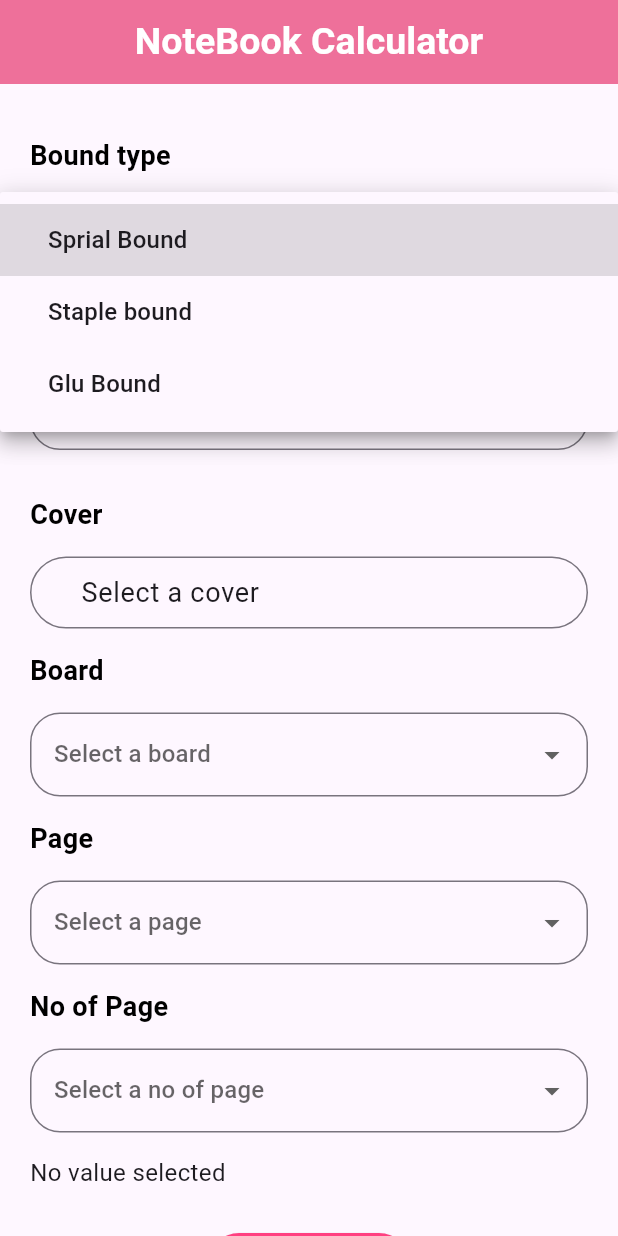
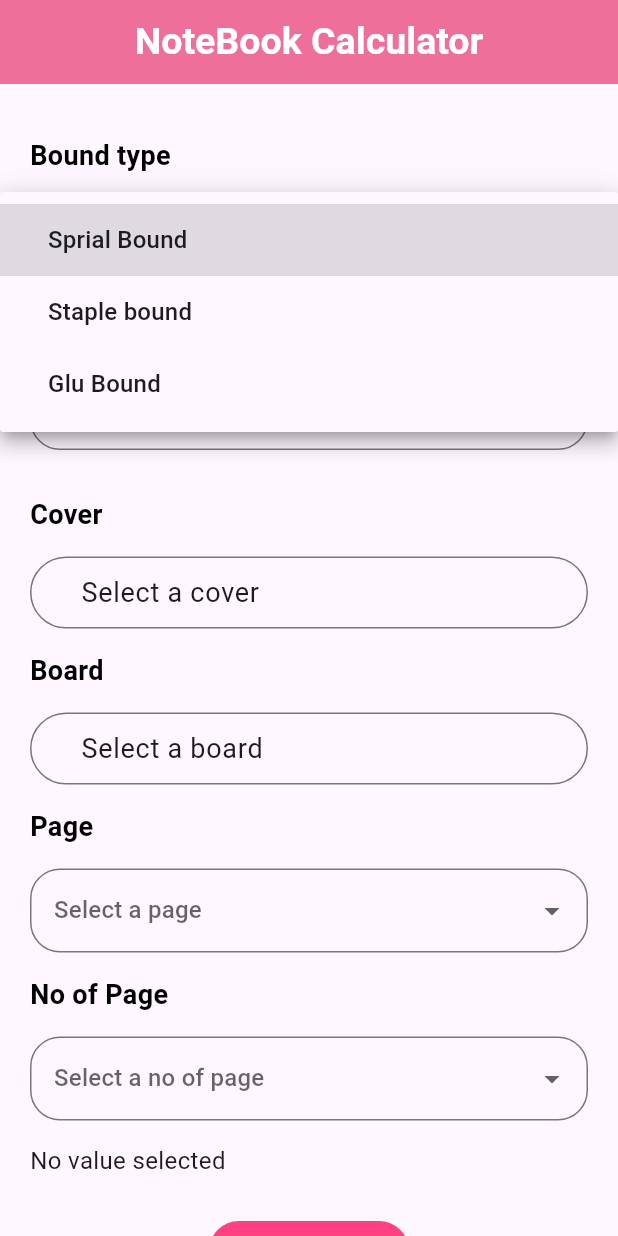
Before and after one commit to sujeet7838/shoping_margin_calculater, a Flutter app: the screen it shows after launch, after a tap on "Select Bound Type", on a phone screen of 412 x 824 dp. Run offline on Flutter 3.47's test engine with Material 3 defaults, Android fonts, the phone set to English and light mode, and no system bars.

Commit message:
implement cover logic and board logic

```diff
--- a/lib/model/model.dart
+++ b/lib/model/model.dart
@@ -1,13 +1,21 @@
 class ModelPage {
   final int id;
   final String name;
+  final String size;
   final String value;
 
-  ModelPage({required this.id, required this.name, required this.value});
+  ModelPage({
+    required this.id,
+    required this.name,
+    required this.size,
+    required this.value,
+  });
   factory ModelPage.fromJson(Map<String, dynamic> json) {
     return ModelPage(
       id: json['id'],
       name: json['name'],
-      value: json['value']);
+      size: json['size'],
+      value: json['value'],
+    );
   }
 }
--- /dev/null
+++ b/lib/repositeries/calculator_repo.dart
@@ -0,0 +1,69 @@
+import 'dart:convert';
+
+import 'package:calculater/model/boundtype.dart';
+import 'package:calculater/model/coverBoard.dart';
+import 'package:calculater/model/coverModel.dart';
+import 'package:calculater/model/model.dart';
+import 'package:calculater/model/noOfPage.dart';
+import 'package:calculater/model/pageTypeModel.dart';
+import 'package:flutter/services.dart';
+
+class CalculatorRepository {
+  // Load JSON data from assets assets/boundtype.json
+  Future<List<Boundtype>> boundtyperomAsset() async {
+    final String jsonString = await rootBundle.loadString(
+      'assets/boundtype.json',
+    );
+    final List<dynamic> jsonResponse = json.decode(jsonString);
+    return jsonResponse.map((item) => Boundtype.fromJson(item)).toList();
+  }
+
+  // Load JSON data from assets assets/model.json
+  Future<List<ModelPage>> modelstapleboundFromAsset() async {
+    final String jsonString = await rootBundle.loadString(
+      'assets/model_staplebound.json',
+    );
+    final List<dynamic> jsonResponse = json.decode(jsonString);
+    return jsonResponse.map((item) => ModelPage.fromJson(item)).toList();
+  }
+
+  // Load JSON data from assets assets/model2.json
+  Future<List<ModelPage>> modelspiralboundFromAsset() async {
+    final String jsonString = await rootBundle.loadString(
+      'assets/model_sprialbound.json',
+    );
+    final List<dynamic> jsonResponse = json.decode(jsonString);
+    return jsonResponse.map((item) => ModelPage.fromJson(item)).toList();
+  }
+
+  //Load JSON data from assets assets/CoverType.json
+  Future<List<CoverModel>> loadCoverAsset() async {
+    final String jsonString = await rootBundle.loadString('assets/cover.json');
+    final List<dynamic> jsonResponse = json.decode(jsonString);
+    return jsonResponse.map((item) => CoverModel.fromJson(item)).toList();
+  }
+
+  // // Load JSON data from assets assets/CoverBoard.json
+  Future<List<CoverBoard>> boardCoverTypeAsset() async {
+    final String jsonString = await rootBundle.loadString('assets/board.json');
+    final List<dynamic> jsonResponse = json.decode(jsonString);
+    return jsonResponse.map((item) => CoverBoard.fromJson(item)).toList();
+  }
+
+
+
+  // // Load JSON data from assets assets/page.json
+  Future<List<PageType>> pageMTypeAsset() async {
+    final String jsonString = await rootBundle.loadString('assets/page.json');
+    final List<dynamic> jsonResponse = json.decode(jsonString);
+    return jsonResponse.map((item) => PageType.fromJson(item)).toList();
+  }
+
+
+  // // Load JSON data from assets assets/noPage.json
+  Future<List<NoOfPageModel>> loadNoofPageAsset() async {
+    final String jsonString = await rootBundle.loadString('assets/noPage.json');
+    final List<dynamic> jsonResponse = json.decode(jsonString);
+    return jsonResponse.map((item) => NoOfPageModel.fromJson(item)).toList();
+  }
+}
--- a/lib/screens/homeScreen.dart
+++ b/lib/screens/homeScreen.dart
@@ -2,13 +2,12 @@ import 'dart:convert' show json;
 import 'package:calculater/model/boundtype.dart';
 import 'package:calculater/model/coverBoard.dart';
 import 'package:calculater/model/coverModel.dart';
-import 'package:calculater/model/coverquality.dart';
 import 'package:calculater/model/model.dart';
 import 'package:calculater/model/noOfPage.dart';
 import 'package:calculater/model/pageTypeModel.dart';
-import 'package:calculater/model/pagethikness.dart';
+import 'package:calculater/repositeries/calculator_repo.dart';
+import 'package:calculater/utils/SnackbarUtils.dart';
 import 'package:flutter/material.dart';
-import 'package:flutter/services.dart';
 
 class HomeScreen extends StatefulWidget {
   const HomeScreen({super.key});
@@ -19,6 +18,7 @@ class HomeScreen extends StatefulWidget {
 
 class _HomeScreenState extends State<HomeScreen> {
   String coverColor = 'Select a cover';
+  String boardType = 'Select a board';
 
   /// Lists
   List<Boundtype> boundTypePage = [];
@@ -26,25 +26,16 @@ class _HomeScreenState extends State<HomeScreen> {
   List<ModelPage> stapleList = [];
   List<ModelPage> filteredBrands = [];
   List<CoverModel> coverList = [];
+  List<CoverBoard> coverBoard = [];
+  List<PageType> pageM = [];
+  List<NoOfPageModel> noOfPage = [];
 
   /// Selected items
   Boundtype? selectedboundTypePage;
   ModelPage? selectedModelPage;
   CoverModel? selectedCover;
-
-  List<CoverBoard> coverBoard = [];
   CoverBoard? selectedBoard;
-
-  List<CoverQuality> coverquality = [];
-  CoverQuality? selectedquality;
-
-  List<PageType> pageM = [];
   PageType? selectedPageM;
-
-  List<PageThikness> pagethikness = [];
-  PageThikness? selectedPagethikness;
-
-  List<NoOfPageModel> noOfPage = [];
   NoOfPageModel? selectedNoOfPage;
 
   List<CoverModel> coverType = [];
@@ -52,152 +43,20 @@ class _HomeScreenState extends State<HomeScreen> {
 
   /// LOAD JSON FROM ASSETS /// ---------------------
   Future<void> loadAllJsonData() async {
-    boundTypePage = await boundtyperomAsset();
-    spiralList = await modelspiralboundFromAsset();
-    stapleList = await modelstapleboundFromAsset();
-    coverList = await loadCoverAsset();
-
+    boundTypePage = await CalculatorRepository().boundtyperomAsset();
+    spiralList = await CalculatorRepository().modelspiralboundFromAsset();
+    stapleList = await CalculatorRepository().modelstapleboundFromAsset();
+    coverList = await CalculatorRepository().loadCoverAsset();
+    coverBoard = await CalculatorRepository().boardCoverTypeAsset();
+    pageM = await CalculatorRepository().pageMTypeAsset();
+    noOfPage = await CalculatorRepository().loadNoofPageAsset();
     setState(() {});
   }
 
-  // Load JSON data from assets assets/boundtype.json
-  Future<List<Boundtype>> boundtyperomAsset() async {
-    final String jsonString = await rootBundle.loadString(
-      'assets/boundtype.json',
-    );
-    final List<dynamic> jsonResponse = json.decode(jsonString);
-    return jsonResponse.map((item) => Boundtype.fromJson(item)).toList();
-  }
-
-  // Load JSON data from assets assets/model.json
-  Future<List<ModelPage>> modelstapleboundFromAsset() async {
-    final String jsonString = await rootBundle.loadString(
-      'assets/model_staplebound.json',
-    );
-    final List<dynamic> jsonResponse = json.decode(jsonString);
-    return jsonResponse.map((item) => ModelPage.fromJson(item)).toList();
-  }
-
-  // Load JSON data from assets assets/model2.json
-  Future<List<ModelPage>> modelspiralboundFromAsset() async {
-    final String jsonString = await rootBundle.loadString(
-      'assets/model_sprialbound.json',
-    );
-    final List<dynamic> jsonResponse = json.decode(jsonString);
-    return jsonResponse.map((item) => ModelPage.fromJson(item)).toList();
-  }
-
-  // Load JSON data from assets assets/CoverType.json
-  Future<List<CoverModel>> loadCoverAsset() async {
-    final String jsonString = await rootBundle.loadString('assets/cover.json');
-    final List<dynamic> jsonResponse = json.decode(jsonString);
-    return jsonResponse.map((item) => CoverModel.fromJson(item)).toList();
-  }
-
-  // Load JSON data from assets assets/CoverBoard.json
-  Future<List<CoverBoard>> boardCoverTypeAsset() async {
-    final String jsonString = await rootBundle.loadString('assets/board.json');
-    final List<dynamic> jsonResponse = json.decode(jsonString);
-    return jsonResponse.map((item) => CoverBoard.fromJson(item)).toList();
-  }
-
-  // Load JSON data from assets assets/CoverQuality.json
-  Future<List<CoverQuality>> qualityCoverTypeAsset() async {
-    final String jsonString = await rootBundle.loadString(
-      'assets/coverquality.json',
-    );
-    final List<dynamic> jsonResponse = json.decode(jsonString);
-    return jsonResponse.map((item) => CoverQuality.fromJson(item)).toList();
-  }
-
-  // Load JSON data from assets assets/page.json
-  Future<List<PageType>> pageMTypeAsset() async {
-    final String jsonString = await rootBundle.loadString('assets/page.json');
-    final List<dynamic> jsonResponse = json.decode(jsonString);
-    return jsonResponse.map((item) => PageType.fromJson(item)).toList();
-  }
-
-  // Load JSON data from assets assets/pagethikness.json
-  Future<List<PageThikness>> pagethiknessAsset() async {
-    final String jsonString = await rootBundle.loadString(
-      'assets/pagethikness.json',
-    );
-    final List<dynamic> jsonResponse = json.decode(jsonString);
-    return jsonResponse.map((item) => PageThikness.fromJson(item)).toList();
-  }
-
-  // Load JSON data from assets assets/noPage.json
-  Future<List<NoOfPageModel>> loadNoofPageAsset() async {
-    final String jsonString = await rootBundle.loadString('assets/noPage.json');
-    final List<dynamic> jsonResponse = json.decode(jsonString);
-    return jsonResponse.map((item) => NoOfPageModel.fromJson(item)).toList();
-  }
-
-  // Load JSON data from assets assets/CoverType.json
-  Future<List<CoverModel>> loadCoverTypeAsset() async {
-    final String jsonString = await rootBundle.loadString(
-      'assets/covertype.json',
-    );
-    final List<dynamic> jsonResponse = json.decode(jsonString);
-    return jsonResponse.map((item) => CoverModel.fromJson(item)).toList();
-  }
-
-  var snackBar = SnackBar(
-    content: Text(
-      ' Please wait, work in progress...',
-      style: TextStyle(
-        fontSize: 18,
-        fontWeight: FontWeight.bold,
-        color: Colors.white,
-      ),
-    ),
-    duration: Duration(seconds: 3),
-    backgroundColor: const Color.fromARGB(255, 240, 107, 151),
-  );
   @override
   void initState() {
     super.initState();
     loadAllJsonData();
-    // loadCoverAsset().then((data) {
-    //   setState(() {
-    //     coverModel = data;
-    //   });
-    // });
-
-    boardCoverTypeAsset().then((data) {
-      setState(() {
-        coverBoard = data;
-      });
-    });
-
-    qualityCoverTypeAsset().then((data) {
-      setState(() {
-        coverquality = data;
-      });
-    });
-
-    pageMTypeAsset().then((data) {
-      setState(() {
-        pageM = data;
-      });
-    });
-
-    pagethiknessAsset().then((data) {
-      setState(() {
-        pagethikness = data;
-      });
-    });
-    loadNoofPageAsset().then((data) {
-      setState(() {
-        noOfPage = data;
-      });
-    });
-
-    loadCoverTypeAsset().then((data) {
-      setState(() {
-        coverType = data;
-      });
-    });
   }
 
   @override
@@ -316,11 +175,51 @@ class _HomeScreenState extends State<HomeScreen> {
                         : (value) {
                           setState(() {
                             selectedModelPage = value;
-                            if (value!.name == "A5/DC Sprial" ||
+                            // cover color logic
+                            if (value!.name == "A5/DC" ||
                                 value!.name == "Crown") {
+                              coverColor = "Color & Brown";
+                            } else if (value!.name == "Crown 10") {
                               coverColor = "Brown";
                             } else {
                               coverColor = "Colour";
+                            }
+
+                            // board type logic
+                            if (value!.name == "Notes Lover" ||
+                                value!.name == "A4 Primum") {
+                              boardType = "SBS/WB/270";
+                            } else if (value!.name == "Youva Spiral" ||
+                                value!.name == "Youva") {
+                              boardType = "Duplex/WB/A4/250";
+                            } else if (value!.name == "Sawera" ||
+                                value!.name == "Sawera Spiral") {
+                              boardType = "Bahal/GB/190";
+                            } else if (value!.name == "Oblong Sprial" ||
+                                value!.name == "Oblong") {
+                              boardType = "Duplex/WB/OB/250";
+                            } else if (value!.name == "A5/DC" ||
+                                value!.name == "A5/DC Sprial") {
+                              boardType = "SBS/WB/250";
+                            } else if (value!.name == "RangRiti" ||
+                                value!.name == "Rangriti Spiral") {
+                              boardType = "Duplex/WB/RR/250";
+                            } else if (value!.name == "Star Kid") {
+                              boardType = "Duplex/WB/A5/250";
+                            } else if (value!.name == "Saptrishi") {
+                              boardType = "GB/NL/A5";
+                            } else if (value!.name == "Crown") {
+                              boardType = "Duplex/GB/230";
+                            } else if (value!.name == "Crown 10") {
+                              boardType = "Board/GB/180";
+                            } else if (value!.name == "Mogli") {
+                              boardType = "GB/NL/CR";
+                            } else if (value!.name == "Practical") {
+                              boardType = "Duplex/WB/PT/250";
+                            } else if (value!.name == "Scrape Book") {
+                              boardType = "Comming soon..";
+                            } else {
+                              boardType = "250 GSM";
                             }
                           });
                         },
@@ -334,7 +233,6 @@ class _HomeScreenState extends State<HomeScreen> {
               //     "Size: ${selectedModelPage!.value}",
               //     style: TextStyle(fontSize: 18, fontWeight: FontWeight.bold),
               //   ),
-
               SizedBox(height: 15),
               Text(
                 "Cover",
@@ -356,7 +254,7 @@ class _HomeScreenState extends State<HomeScreen> {
                 readOnly: true,
                 style: TextStyle(
                   fontSize: 18,
-                 // color: Colors.grey,
+                  // color: Colors.grey,
                   fontWeight: FontWeight.normal,
                 ),
                 decoration: InputDecoration(
@@ -385,50 +283,12 @@ class _HomeScreenState extends State<HomeScreen> {
               ),
               SizedBox(height: 15),
 
-              DropdownButtonFormField<CoverBoard>(
-                value: selectedBoard,
-                hint: Text("Select a board"),
-                items:
-                    coverBoard.map((coverValue) {
-                      return DropdownMenuItem<CoverBoard>(
-                        value: coverValue,
-                        child: Padding(
-                          padding: const EdgeInsets.only(left: 16.0),
-                          child: Text(coverValue.name),
-                        ),
-                      );
-                    }).toList(),
-                onChanged: (CoverBoard? newValueCover) {
-                  setState(() {
-                    selectedBoard = newValueCover;
-                  });
-                },
-                decoration: InputDecoration(
-                  //labelText: 'Cover',
-                  border: OutlineInputBorder(
-                    borderRadius: BorderRadius.circular(20),
-                  ),
-                ),
-              ),
-              // SizedBox(height: 15),
-              // Text(
-              //   "Cover thikness",
-              //   style: TextStyle(
-              //     fontSize: 18,
-              //     fontWeight: FontWeight.bold,
-              //     color: Colors.black,
-              //     fontFamily: 'Roboto',
-              //     fontStyle: FontStyle.normal,
-              //   ),
-              // ),
-              // SizedBox(height: 15),
-
-              // DropdownButtonFormField<CoverQuality>(
-              //   value: selectedquality,
-              //   hint: Text("Select a quality"),
+              // DropdownButtonFormField<CoverBoard>(
+              //   value: selectedBoard,
+              //   hint: Text("Select a board"),
               //   items:
-              //       coverquality.map((coverValue) {
-              //         return DropdownMenuItem<CoverQuality>(
+              //       coverBoard.map((coverValue) {
+              //         return DropdownMenuItem<CoverBoard>(
               //           value: coverValue,
               //           child: Padding(
               //             padding: const EdgeInsets.only(left: 16.0),
@@ -436,9 +296,9 @@ class _HomeScreenState extends State<HomeScreen> {
               //           ),
               //         );
               //       }).toList(),
-              //   onChanged: (CoverQuality? newValueCover) {
+              //   onChanged: (CoverBoard? newValueCover) {
               //     setState(() {
-              //       selectedquality = newValueCover;
+              //       selectedBoard = newValueCover;
               //     });
               //   },
               //   decoration: InputDecoration(
@@ -448,6 +308,30 @@ class _HomeScreenState extends State<HomeScreen> {
               //     ),
               //   ),
               // ),
+              TextField(
+                controller: TextEditingController(
+                  text:
+                      selectedModelPage != null ? boardType : 'Select a board',
+                ),
+                readOnly: true,
+                style: TextStyle(
+                  fontSize: 18,
+                  // color: Colors.grey,
+                  fontWeight: FontWeight.normal,
+                ),
+                decoration: InputDecoration(
+                  filled: false,
+                  contentPadding: EdgeInsets.only(left: 30.0),
+                  border: OutlineInputBorder(
+                    borderSide: const BorderSide(
+                      color: Colors.grey,
+                      width: 2.0,
+                    ),
+                    borderRadius: BorderRadius.circular(30),
+                  ),
+                ),
+              ),
+
               SizedBox(height: 15),
               Text(
                 "Page",
@@ -487,44 +371,6 @@ class _HomeScreenState extends State<HomeScreen> {
                 ),
               ),
 
-              // SizedBox(height: 15),
-              // Text(
-              //   "Page thikness",
-              //   style: TextStyle(
-              //     fontSize: 18,
-              //     fontWeight: FontWeight.bold,
-              //     color: Colors.black,
-              //     fontFamily: 'Roboto',
-              //     fontStyle: FontStyle.normal,
-              //   ),
-              // ),
-              // SizedBox(height: 15),
-
-              // DropdownButtonFormField<PageThikness>(
-              //   value: selectedPagethikness,
-              //   hint: Text("Select a page"),
-              //   items:
-              //       pagethikness.map((pagethikness) {
-              //         return DropdownMenuItem<PageThikness>(
-              //           value: pagethikness,
-              //           child: Padding(
-              //             padding: const EdgeInsets.only(left: 16.0),
-              //             child: Text(pagethikness.name),
-              //           ),
-              //         );
-              //       }).toList(),
-              //   onChanged: (PageThikness? newValuepagethikness) {
-              //     setState(() {
-              //       selectedPagethikness = newValuepagethikness;
-              //     });
-              //   },
-              //   decoration: InputDecoration(
-              //     //labelText: 'Cover',
-              //     border: OutlineInputBorder(
-              //       borderRadius: BorderRadius.circular(20),
-              //     ),
-              //   ),
-              // ),
               SizedBox(height: 15),
               Text(
                 "No of Page",
@@ -563,47 +409,13 @@ class _HomeScreenState extends State<HomeScreen> {
                   ),
                 ),
               ),
+
               SizedBox(height: 15),
-              // Text(
-              //   "Cover Type",
-              //   style: TextStyle(
-              //     fontSize: 18,
-              //     fontWeight: FontWeight.bold,
-              //     color: Colors.black,
-              //     fontFamily: 'Roboto',
-              //     fontStyle: FontStyle.normal,
-              //   ),
-              // ),
-              // SizedBox(height: 15),
 
-              // DropdownButtonFormField<CoverModel>(
-              //   value: selectedCoverType,
-              //   hint: Text("Select a cover type"),
-              //   items:
-              //       coverType.map((coverValue) {
-              //         return DropdownMenuItem<CoverModel>(
-              //           value: coverValue,
-              //           child: Text(coverValue.name),
-              //         );
-              //       }).toList(),
-              //   onChanged: (CoverModel? newValueCover) {
-              //     setState(() {
-              //       selectedCoverType = newValueCover;
-              //     });
-              //   },
-              //   decoration: InputDecoration(
-              //     //labelText: 'Cover',
-              //     border: OutlineInputBorder(
-              //       borderRadius: BorderRadius.circular(20),
-              //     ),
-              //   ),
-              // ),
-              // SizedBox(height: 15),
               Text(
                 selectedboundTypePage == null &&
                         selectedCover == null &&
                         selectedBoard == null &&
-                        selectedquality == null &&
                         selectedPageM == null &&
                         selectedNoOfPage == null
                     ? "No value selected"
@@ -613,13 +425,11 @@ class _HomeScreenState extends State<HomeScreen> {
                     ? "No value selected"
                     : selectedBoard == null
                     ? "No value selected"
-                    : selectedquality == null
-                    ? "No value selected"
                     : selectedPageM == null
                     ? "No value selected"
                     : selectedNoOfPage == null
                     ? "No value selected"
-                    : "You selected: ${selectedboundTypePage!.value} , ${selectedCover!.name}, ${selectedBoard!.value}, ${selectedquality!.value}, ${selectedPageM!.value},${selectedNoOfPage!.value}",
+                    : "You selected: ${selectedboundTypePage!.value} , ${selectedCover!.name}, ${selectedBoard!.value}, ${selectedPageM!.value},${selectedNoOfPage!.value}",
                 style: TextStyle(fontSize: 16),
               ),
               SizedBox(height: 25),
@@ -638,13 +448,15 @@ class _HomeScreenState extends State<HomeScreen> {
                       selectedModelPage,
                       selectedCover,
                       selectedBoard,
-                      selectedquality,
+
                       selectedPageM,
                       selectedNoOfPage,
                       selectedCoverType,
                     );
 
-                    ScaffoldMessenger.of(context).showSnackBar(snackBar);
+                    ScaffoldMessenger.of(
+                      context,
+                    ).showSnackBar(SnackbarUtils().snackBar);
                   },
                   child: Text(
                     'Calculate',
@@ -669,14 +481,14 @@ class _HomeScreenState extends State<HomeScreen> {
     ModelPage? selectedboundTypePage,
     CoverModel? selectedCover,
     CoverBoard? selectedBoard,
-    CoverQuality? selectedquality,
+
     PageType? selectedPageM,
     NoOfPageModel? selectedNoOfPage,
     CoverModel? selectedCoverType,
   ) {
     final stPageSize = double.tryParse(selectedboundTypePage!.value.toString());
-    final stGsm = double.tryParse(selectedquality!.name.toString());
+    // final stGsm = double.tryParse(selectedquality!.name.toString());
 
-    print("Result: ${selectedboundTypePage!.value}, ${selectedquality!.name}");
+    print("Result: ${selectedboundTypePage!.value}, ");
   }
 }
--- /dev/null
+++ b/lib/utils/SnackbarUtils.dart
@@ -0,0 +1,55 @@
+
+
+import 'package:flutter/material.dart';
+
+class SnackbarUtils {
+
+  var snackBar = SnackBar(
+    content: Text(
+      ' Please wait, work in progress...',
+      style: TextStyle(
+        fontSize: 18,
+        fontWeight: FontWeight.bold,
+        color: Colors.white,
+      ),
+    ),
+    duration: Duration(seconds: 3),
+    backgroundColor: const Color.fromARGB(255, 240, 107, 151),
+  );
+
+
+
+  // static showFloatingSnackbar(
+  //     String title,
+  //     String message, {
+  //       Duration duration = const Duration(seconds: 3),
+  //       Color backgroundColor = Colors.black,
+  //       Color textColor = Colors.white,
+  //       SnackPosition position = SnackPosition.BOTTOM,
+  //     }) {
+  //   Get.snackbar(
+  //     title,
+  //     message,
+  //     duration: duration,
+  //     backgroundColor: backgroundColor,
+  //     colorText: textColor,
+  //     snackPosition: position,
+  //     borderRadius: 8,
+  //     margin: const EdgeInsets.all(16),
+  //     maxWidth: 400,
+  //     animationDuration: const Duration(milliseconds: 300),
+  //     overlayBlur: 0,
+  //     overlayColor: Colors.transparent,
+  //     snackStyle: SnackStyle.FLOATING,
+  //     mainButton: TextButton(
+  //       onPressed: () {
+  //         Get.back();
+  //       },
+  //       child: Text(
+  //         'Dismiss',
+  //         style: TextStyle(color: textColor),
+  //       ),
+  //     ),
+  //   );
+  // }
+}
```
Also changed, not shown: assets/board.json (+5 -4 lines), assets/model_sprialbound.json (+14 -6 lines), assets/model_staplebound.json (+40 -22 lines), lib/utils/customDropdown.dart (added, +50 -0 lines).
